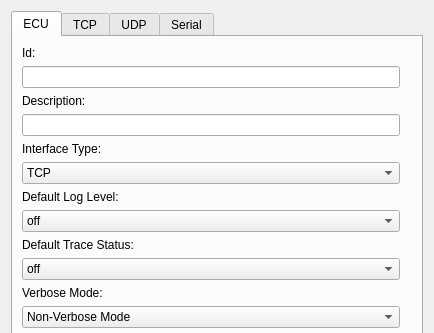
Before: the Qt Designer form src/ecudialog.ui in COVESA/dlt-viewer, drawn with Qt 5; both pictures show x 0 to 434 and y 0 to 333 of the 434 by 511 pixel window.
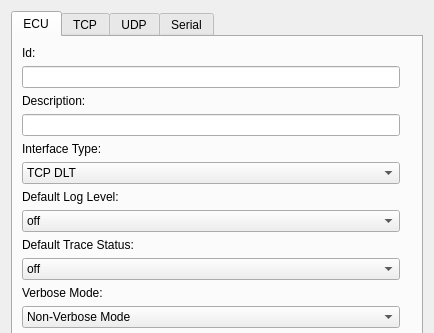
After: the same form once the commit is applied. Icons and pictures are not drawn.

The edit to the form file:
```diff
--- a/src/ecudialog.ui
+++ b/src/ecudialog.ui
@@ -52,7 +52,7 @@
         <widget class="QComboBox" name="comboBoxInterface">
          <item>
           <property name="text">
-           <string>TCP</string>
+           <string>TCP DLT</string>
           </property>
          </item>
          <item>
```
Left out of the diff: 9 changed lines with no effect on the pictures.
